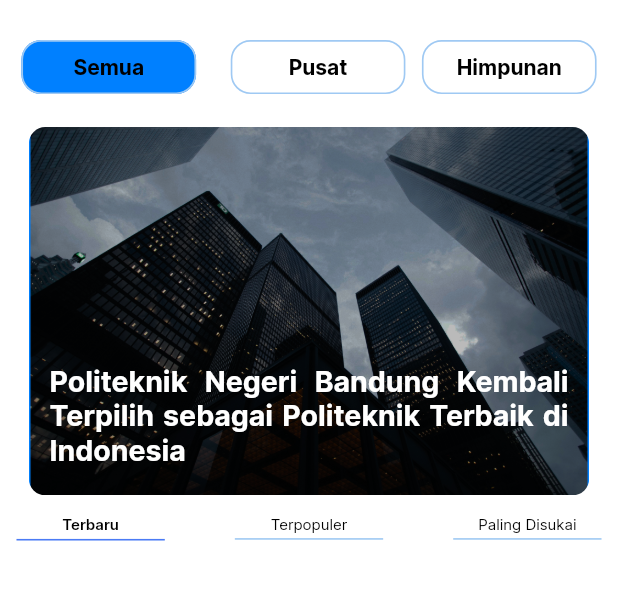
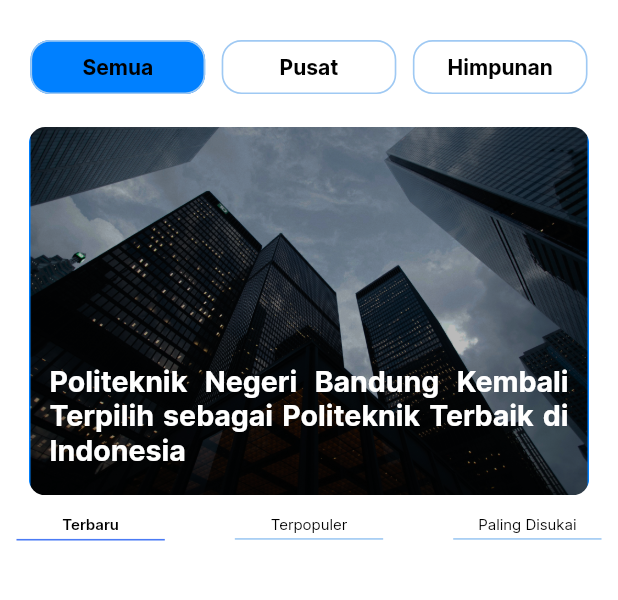
Before and after one commit to ardinur03/mobile-polban-news-hellodev, a Flutter app: the HomepagePage screen opened directly, after a tap on "Pusat", on a phone screen of 412 x 824 dp, the part 49-649 px from its top. Run offline on Flutter 3.47's test engine with Material 2 defaults, Android fonts, the phone set to English and light mode, and no system bars; our stand-ins replace cached_network_image, connectivity_plus, flutter_svg, get, shared_preferences; accounts and stored records are empty; network calls fail.

Commit message:
FIX : Fix Update

```diff
--- a/lib/presentation/homepage_page/controller/homepage_controller.dart
+++ b/lib/presentation/homepage_page/controller/homepage_controller.dart
@@ -1,9 +1,8 @@
-import 'package:flutter/material.dart';
-import 'package:get/get.dart';
 import 'package:flutter/widgets.dart';
 import 'package:polban_news/core/app_export.dart';
 import 'package:polban_news/data/apiClient/api_client.dart';
 import 'package:polban_news/data/models/news_model.dart';
+import 'package:polban_news/presentation/detail_news_page/detail_news_screen.dart';
 
 class HomepageController extends GetxController {
   RxList<News> news = RxList<News>();
--- a/lib/presentation/homepage_page/homepage_page.dart
+++ b/lib/presentation/homepage_page/homepage_page.dart
@@ -101,9 +101,6 @@ class _HomepagePageState extends State<HomepagePage> {
                               ? ButtonVariant.OutlineBlue200_1
                               : null,
                           text: "lbl_pusat".tr,
-                          margin: getMargin(
-                            left: 11,
-                          ),
                           onTap: () {
                             setState(() {
                               _kategori = 'Pusat';
--- a/lib/routes/app_routes.dart
+++ b/lib/routes/app_routes.dart
@@ -3,9 +3,11 @@ import 'package:polban_news/presentation/splash_screen/splash_screen.dart';
 import 'package:polban_news/presentation/splash_screen/binding/splash_binding.dart';
 import 'package:polban_news/presentation/homepage_container_screen/homepage_container_screen.dart';
 import 'package:polban_news/presentation/homepage_container_screen/binding/homepage_container_binding.dart';
+import 'package:polban_news/presentation/homepage_page/widgets/homepage_item_widget.dart';
 import 'package:polban_news/presentation/app_navigation_screen/app_navigation_screen.dart';
 import 'package:polban_news/presentation/app_navigation_screen/binding/app_navigation_binding.dart';
 import 'package:polban_news/presentation/detail_news_page/binding/detail_news_binding.dart';
+import 'package:polban_news/presentation/detail_news_page/detail_news_screen.dart';
 import 'package:get/get.dart';
 
 class AppRoutes {
```
